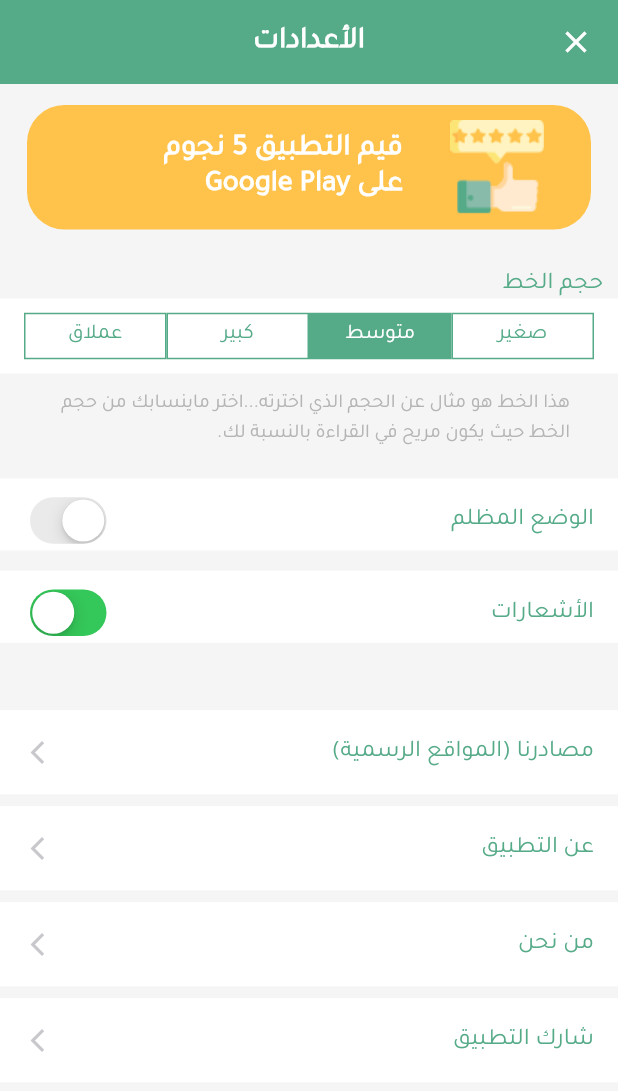
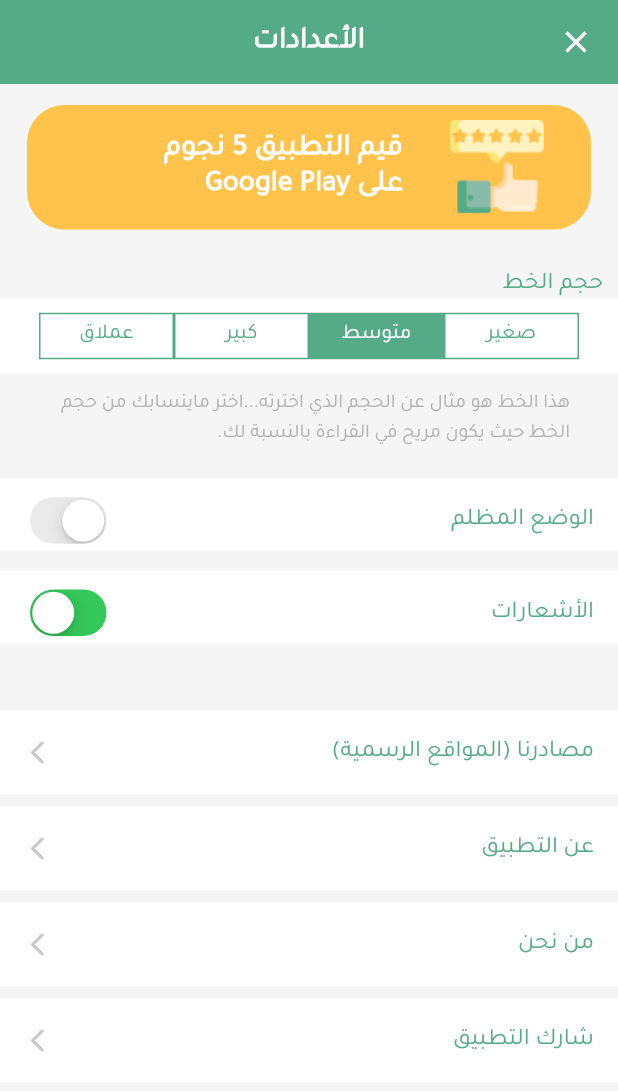
Before and after one commit to MuhmdHsn313/IQ-Home, a Flutter app: the screen it shows after launch, after a tap on the "keyboard control" icon, on a phone screen of 412 x 824 dp. Shown: the top 1091 px of the screen. Run offline on Flutter 3.47's test engine with Material 2 defaults, Android fonts, the phone set to English and light mode, and no system bars; our stand-ins replace bloc, cached_network_image, data_connection_checker, equatable, fl_chart, flutter_bloc and 9 more; missing offline and left inert: achievement_view, adhara_socket_io, date_time_format, rate_my_app, workmanager; accounts and stored records are empty.

Commit message:
fix about app font color in dark mode and fix news card title area

```diff
--- a/lib/src/screens/news_screen.dart
+++ b/lib/src/screens/news_screen.dart
@@ -27,7 +27,7 @@ class NewsScreen extends StatelessWidget {
             onVerticalDragUpdate: (_) => Navigator.pop(context),
             onHorizontalDragUpdate: (_) => Navigator.pop(context),
             child: Container(
-              height: 110,
+              // height: 120,
               padding:
                   const EdgeInsets.symmetric(horizontal: 20.0, vertical: 10),
               child: Column(
@@ -78,6 +78,7 @@ class NewsScreen extends StatelessWidget {
                           .copyWith(fontSize: 15),
                     ),
                   ),
+
                 ],
               ),
             ),
--- a/lib/src/utils/app_theme.dart
+++ b/lib/src/utils/app_theme.dart
@@ -61,27 +61,38 @@ class AppTheme {
       backgroundColor: Colors.black,
       scaffoldBackgroundColor: Colors.black,
       cardColor: Color(0xff080b0b),
+       brightness: Brightness.dark,
+
+
+
+
     );
   }
 
 //  static ThemeData dark(double fontScale) {
 //    return ThemeData(
+//      appBarTheme: AppBarTheme(
+//        color: Colors.black
+//      ),
+//      backgroundColor: Colors.black,
+//      scaffoldBackgroundColor: Colors.black,
+//      cardColor: Color(0xff080b0b),
 //      fontFamily: 'Tajawal',
-//      brightness: Brightness.dark,
-//      primaryTextTheme: TextTheme(
-//        bodyText1: TextStyle(
-//          fontSize: 20 * fontScale,
-//        ),
-//      ),
+//     //  brightness: Brightness.dark,
+//     //  primaryTextTheme: TextTheme(
+//     //    bodyText1: TextStyle(
+//     //      fontSize: 20 * fontScale,
+//     //    ),
+//     //  ),
 //      textTheme: TextTheme(
-//        headline6: TextStyle(
-//          fontSize: 20 * fontScale,
-//          fontWeight: FontWeight.bold,
-//        ),
-//        subtitle1: TextStyle(
-//          fontSize: 17 * fontScale,
-//          fontWeight: FontWeight.normal,
-//        ),
+//       //  headline6: TextStyle(
+//       //    fontSize: 20 * fontScale,
+//       //    fontWeight: FontWeight.bold,
+//       //  ),
+//       //  subtitle1: TextStyle(
+//       //    fontSize: 17 * fontScale,
+//       //    fontWeight: FontWeight.normal,
+//       //  ),
 //        subtitle2: TextStyle(
 //          fontSize: 13 * fontScale,
 //          height: 1.5,
--- a/lib/src/widgets/fontSize.dart
+++ b/lib/src/widgets/fontSize.dart
@@ -21,6 +21,7 @@ class FontSizeWidget extends StatelessWidget {
                   style: Theme.of(context).textTheme.subtitle1),
             ),
             Container(
+
               height: 50,
               color: Theme.of(context).cardColor,
               alignment: Alignment.center,
@@ -84,7 +85,7 @@ class SelectFontSize extends StatelessWidget {
   Widget build(BuildContext context) {
     return Container(
       height: 31,
-      width: 95,
+      width: 90,
       alignment: Alignment.center,
       decoration: BoxDecoration(
         border: Border.all(
```
Also changed, not shown: lib/src/screens/about_app.dart (+5 -2 lines).
